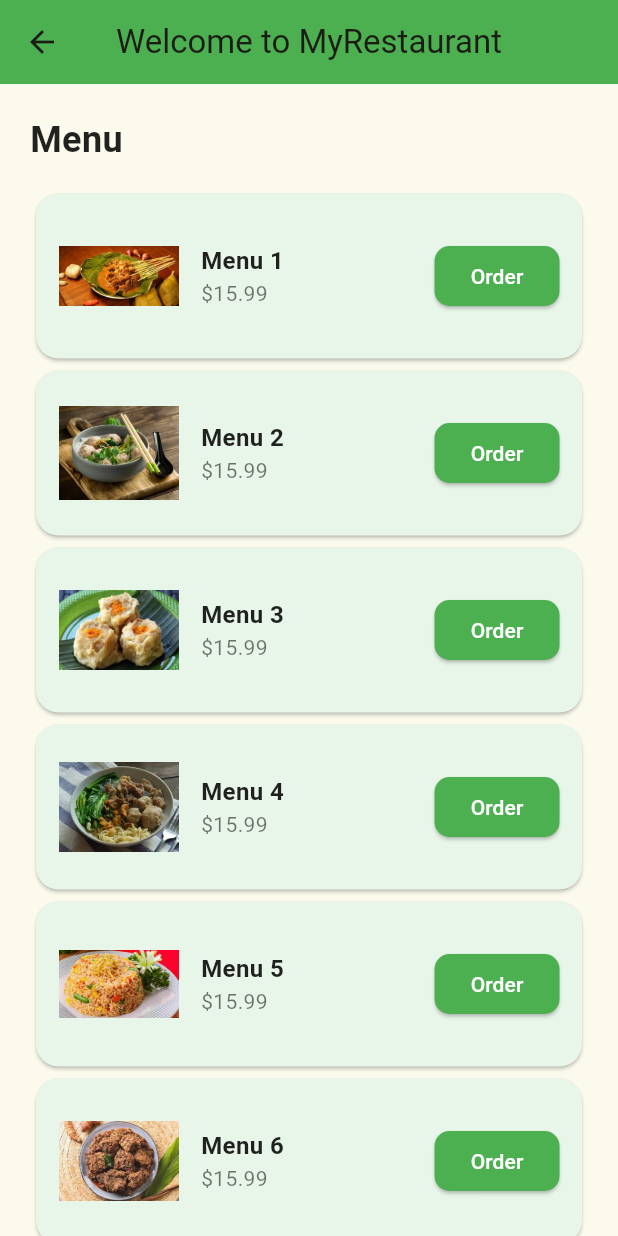
After one commit to H4616/latian, a Flutter app: the MenuPage screen opened by its route, on a phone screen of 412 x 824 dp. The commit adds this screen. Run offline on Flutter 3.47's test engine with Material 3 defaults, Android fonts, the light colour scheme and no system bars; our stand-ins replace font_awesome_flutter.

Commit message:
Navigator.pushReplacement di HomePage, menambah menu_page, dan order_page

```diff
--- a/lib/main.dart
+++ b/lib/main.dart
@@ -1,6 +1,7 @@
 import 'package:flutter/material.dart';
 import 'package:latian_praktikum/home_page.dart';
 import 'package:latian_praktikum/login_page.dart';
+import 'package:latian_praktikum/menu_page.dart';
 
 void main() {
   runApp(const MyApp());
@@ -22,7 +23,7 @@ class MyApp extends StatelessWidget {
       routes: <String, WidgetBuilder>{
         '/login': (BuildContext context) => LoginPages(),
         '/home': (BuildContext context) => HomePage(),
-        '/order': (BuildContext context) => HomePage(), // login page
+        '/order': (BuildContext context) => MenuPage(), // login page
       },
     );
   }
--- /dev/null
+++ b/lib/menu_page.dart
@@ -0,0 +1,142 @@
+import 'package:flutter/material.dart';
+import 'order_page.dart';  // Pastikan sudah mengimpor halaman OrderPage
+
+class MenuPage extends StatefulWidget {
+  const MenuPage({super.key});
+
+  @override
+  _MenuPageState createState() => _MenuPageState();
+}
+
+class _MenuPageState extends State<MenuPage> {
+  @override
+  Widget build(BuildContext context) {
+    return Scaffold(
+      appBar: AppBar(
+        centerTitle: true,
+        title: Text("Welcome to MyRestaurant"),
+        backgroundColor: Colors.green,
+        elevation: 0,
+      ),
+      body: SingleChildScrollView(
+        child: Padding(
+          padding: const EdgeInsets.all(20.0),
+          child: Column(
+            crossAxisAlignment: CrossAxisAlignment.start,
+            children: [
+              _restaurantMenu(),  // Panggil widget menu restoran
+            ],
+          ),
+        ),
+      ),
+    );
+  }
+
+  // Fungsi untuk menampilkan menu restoran
+  Widget _restaurantMenu() {
+    return Column(
+      crossAxisAlignment: CrossAxisAlignment.start,
+      children: [
+        Text(
+          "Menu",
+          style: TextStyle(
+            fontSize: 24,
+            fontWeight: FontWeight.bold,
+            color: Colors.black87,
+          ),
+        ),
+        SizedBox(height: 15),
+        // Menggunakan ListView untuk menampilkan menu dalam bentuk daftar vertikal
+        ListView.builder(
+          shrinkWrap: true, // Membuat ListView menyesuaikan dengan ruang yang tersedia
+          physics: NeverScrollableScrollPhysics(), // Menonaktifkan scroll default dari ListView
+          itemCount: 6, // Jumlah item menu
+          itemBuilder: (context, index) {
+            return GestureDetector(
+              onTap: () {
+                // Mengarahkan ke halaman order dan mengirimkan data
+                Navigator.push(
+                  context,
+                  MaterialPageRoute(
+                    builder: (context) => OrderPage(
+                      name: "Menu ${index + 1}",
+                      price: "\$15.99",
+                      quantity: 1, // Mengatur quantity default menjadi 1
+                      imagePath: 'assets/home_assets/gambar${index + 1}.jpg',
+                    ),
+                  ),
+                );
+              },
+              child: Card(
+                color: Colors.green[50],
+                shape: RoundedRectangleBorder(
+                  borderRadius: BorderRadius.circular(15),
+                ),
+                child: Padding(
+                  padding: const EdgeInsets.all(15.0),
+                  child: Row(
+                    children: [
+                      // Menampilkan gambar item
+                      Image.asset(
+                        'assets/home_assets/gambar${index + 1}.jpg', // Gambar akan diambil dari direktori home_assets
+                        width: 80, // Tentukan lebar gambar jika diperlukan
+                        height: 80, // Tentukan tinggi gambar jika diperlukan
+                      ),
+                      SizedBox(width: 15),
+                      // Menampilkan nama dan harga menu
+                      Expanded(
+                        child: Column(
+                          crossAxisAlignment: CrossAxisAlignment.start,
+                          children: [
+                            Text(
+                              "Menu ${index + 1}",
+                              style: TextStyle(
+                                fontSize: 16,
+                                fontWeight: FontWeight.bold,
+                                color: Colors.black87,
+                              ),
+                            ),
+                            Text(
+                              "\$15.99", // Harga menu
+                              style: TextStyle(fontSize: 14, color: Colors.black54),
+                            ),
+                          ],
+                        ),
+                      ),
+                      // Menambahkan tombol Order di bawah gambar dan teks
+                      ElevatedButton(
+                        onPressed: () {
+                          Navigator.push(
+                            context,
+                            MaterialPageRoute(
+                              builder: (context) => OrderPage(
+                                name: "Menu ${index + 1}",
+                                price: "\$15.99",
+                                quantity: 1, // Mengirimkan quantity default
+                                imagePath: 'assets/home_assets/gambar${index + 1}.jpg',
+                              ),
+                            ),
+                          );
+                        },
+                        style: ElevatedButton.styleFrom(
+                          backgroundColor: Colors.green,
+                          shape: RoundedRectangleBorder(
+                            borderRadius: BorderRadius.circular(10),
+                          ),
+                        ),
+                        child: Text(
+                          "Order",
+                          style: TextStyle(color: Colors.white),
+                        ),
+                      ),
+                    ],
+                  ),
+                ),
+              ),
+            );
+          },
+        ),
+      ],
+    );
+  }
+}
```
Also changed, not shown: lib/home_page.dart (+64 -23 lines), lib/login_page.dart (+14 -1 lines), lib/order_page.dart (+68 -7 lines).
